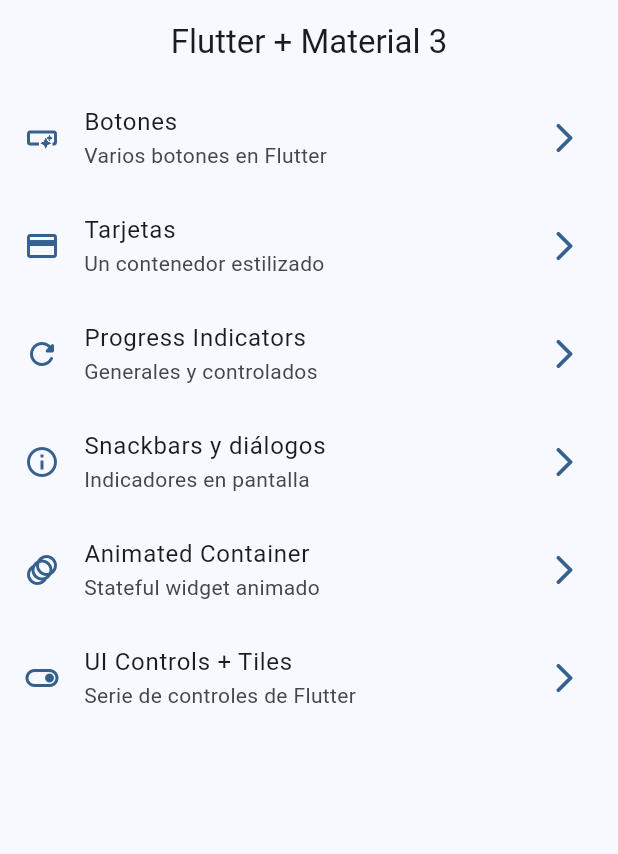
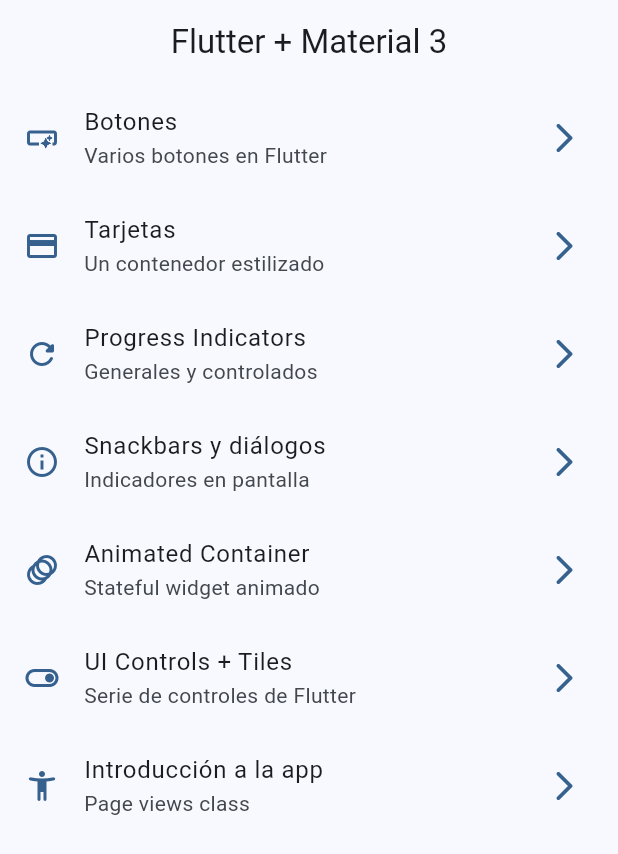
Before and after one commit to ValentinOsvaldo/flutter-course, a Flutter app: the screen it shows after launch, on a phone screen of 412 x 824 dp. Shown: the top 854 px of the screen. Run offline on Flutter 3.47's test engine with Material 2 defaults, Android fonts, the phone set to English and light mode, and no system bars; our stand-ins replace animate_do, dio, go_router, video_player.

Commit message:
images added

```diff
--- a/widgets_app/lib/config/menu/menu_items.dart
+++ b/widgets_app/lib/config/menu/menu_items.dart
@@ -50,4 +50,10 @@ const appMenuItems = <MenuItem>[
     link: '/ui-controls',
     icon: Icons.toggle_on_outlined,
   ),
+  MenuItem(
+    title: 'Introducción a la app',
+    subTitle: 'Page views class',
+    link: '/tutorial',
+    icon: Icons.accessibility_new_rounded,
+  ),
 ];
--- a/widgets_app/lib/config/router/app_router.dart
+++ b/widgets_app/lib/config/router/app_router.dart
@@ -40,5 +40,10 @@ final appRouter = GoRouter(
       name: UiControlsScreen.name,
       builder: (context, state) => const UiControlsScreen(),
     ),
+    GoRoute(
+      path: '/tutorial',
+      name: AppTutorialScreen.name,
+      builder: (context, state) => const AppTutorialScreen(),
+    ),
   ],
 );
--- a/widgets_app/pubspec.yaml
+++ b/widgets_app/pubspec.yaml
@@ -18,3 +18,6 @@ dev_dependencies:
 
 flutter:
   uses-material-design: true
+
+assets:
+  - assets/
```
Also changed, not shown: widgets_app/assets/1.png (added), widgets_app/assets/2.png (added), widgets_app/assets/3.png (added), widgets_app/assets/jar-loading.gif (added).
